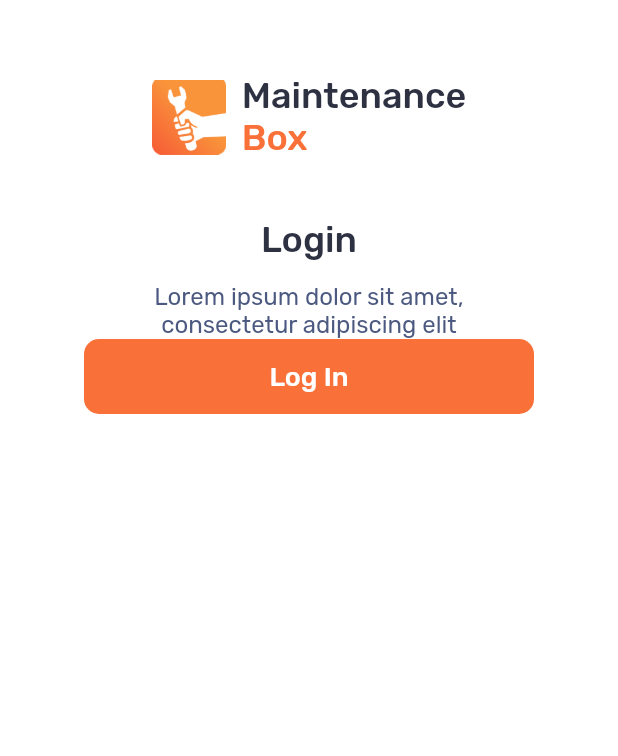
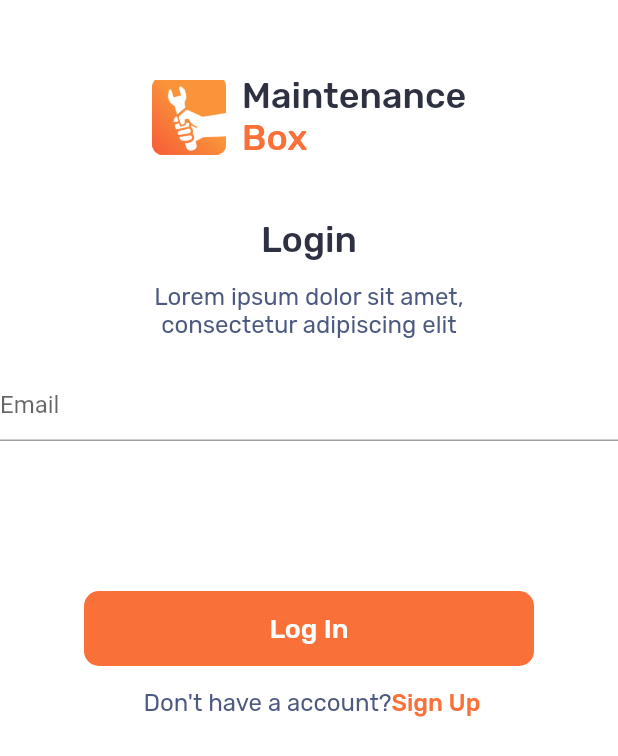
Before and after one commit to almosrof120/Flutter-Maintanence-Box-Login-UI, a Flutter app: the screen it shows after launch, on a phone screen of 412 x 824 dp. Shown: the top 756 px of the screen. Run offline on Flutter 3.47's test engine with Material 2 defaults, Android fonts, the light colour scheme and no system bars.

Commit message:
text field created

```diff
--- a/lib/main.dart
+++ b/lib/main.dart
@@ -79,6 +79,17 @@ class MyApp extends StatelessWidget {
                   ),
                 ),
               ),
+              const SizedBox(
+                height: 20,
+              ),
+              const TextField(
+                decoration: InputDecoration(
+                  hintText: 'Email',
+                ),
+              ),
+              const SizedBox(
+                height: 100,
+              ),
               Container(
                 height: 50,
                 width: 300,
@@ -96,7 +107,33 @@ class MyApp extends StatelessWidget {
                     ),
                   ),
                 ),
-              )
+              ),
+              const SizedBox(
+                height: 15,
+              ),
+              Row(
+                mainAxisAlignment: MainAxisAlignment.center,
+                children: const [
+                  Text(
+                    " Don't have a account?",
+                    textAlign: TextAlign.center,
+                    style: TextStyle(
+                      fontFamily: 'Rubik Regular',
+                      color: Color(0xff4C5980),
+                      fontSize: 16,
+                    ),
+                  ),
+                  Text(
+                    'Sign Up',
+                    textAlign: TextAlign.center,
+                    style: TextStyle(
+                      fontFamily: 'Rubik Medium',
+                      color: Color(0xffF97038),
+                      fontSize: 16,
+                    ),
+                  ),
+                ],
+              ),
             ],
           ),
         ),
```
